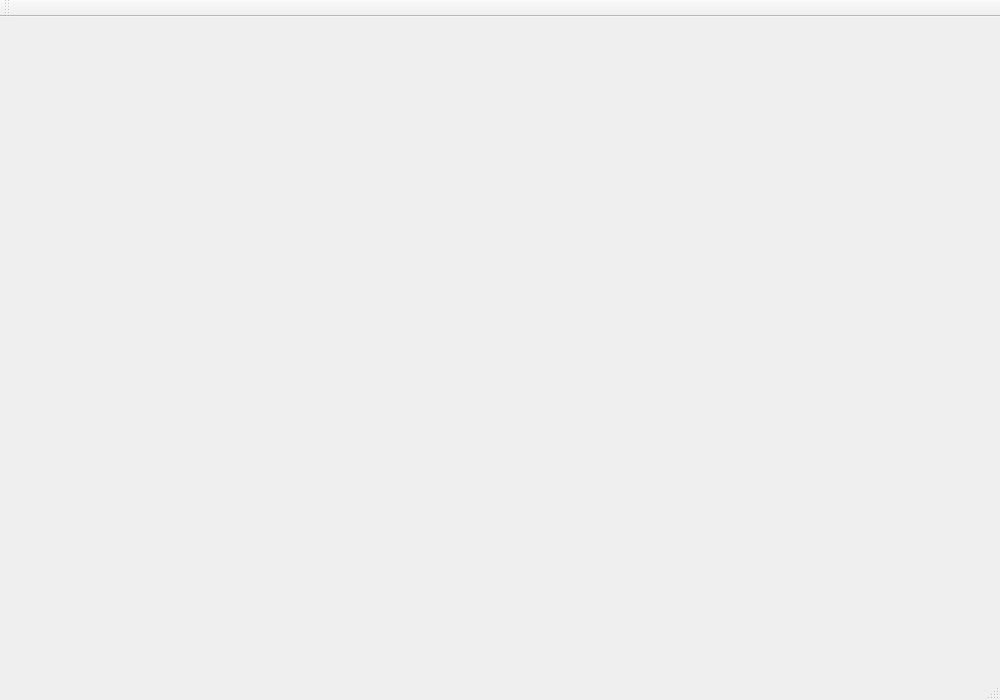
This is mainwindow.ui in ricardoalzamora/automata-basado-en-pila as Qt 5 draws it before an edit. The edited form follows.
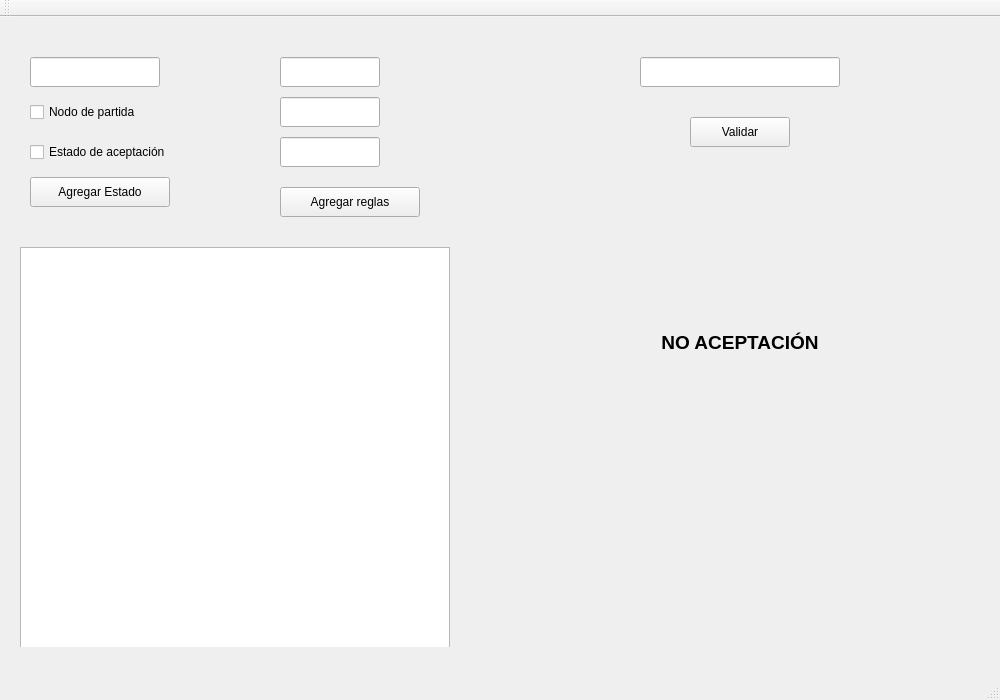
This is the edited form.

Commit message: Se diseña el modelo visual de la ventana del programa, añadiendo formas de entrada del usuario al programa

Patch:
```diff
--- a/mainwindow.ui
+++ b/mainwindow.ui
@@ -25,7 +25,186 @@
   <property name="windowTitle">
    <string>MainWindow</string>
   </property>
-  <widget class="QWidget" name="centralWidget"/>
+  <widget class="QWidget" name="centralWidget">
+   <widget class="QWidget" name="widget_1" native="true">
+    <property name="geometry">
+     <rect>
+      <x>0</x>
+      <y>0</y>
+      <width>500</width>
+      <height>630</height>
+     </rect>
+    </property>
+    <widget class="QPushButton" name="btnAddVertex">
+     <property name="geometry">
+      <rect>
+       <x>30</x>
+       <y>160</y>
+       <width>140</width>
+       <height>30</height>
+      </rect>
+     </property>
+     <property name="text">
+      <string>Agregar Estado</string>
+     </property>
+    </widget>
+    <widget class="QCheckBox" name="checkIsAcceptation">
+     <property name="geometry">
+      <rect>
+       <x>30</x>
+       <y>120</y>
+       <width>180</width>
+       <height>30</height>
+      </rect>
+     </property>
+     <property name="text">
+      <string>Estado de aceptación</string>
+     </property>
+    </widget>
+    <widget class="QCheckBox" name="checkIsStart">
+     <property name="geometry">
+      <rect>
+       <x>30</x>
+       <y>80</y>
+       <width>160</width>
+       <height>30</height>
+      </rect>
+     </property>
+     <property name="text">
+      <string>Nodo de partida</string>
+     </property>
+    </widget>
+    <widget class="QLineEdit" name="lineVertex">
+     <property name="geometry">
+      <rect>
+       <x>30</x>
+       <y>40</y>
+       <width>130</width>
+       <height>30</height>
+      </rect>
+     </property>
+     <property name="styleSheet">
+      <string notr="true">
+</string>
+     </property>
+     <property name="text">
+      <string/>
+     </property>
+    </widget>
+    <widget class="QListView" name="listViewVertex">
+     <property name="geometry">
+      <rect>
+       <x>20</x>
+       <y>230</y>
+       <width>430</width>
+       <height>411</height>
+      </rect>
+     </property>
+    </widget>
+    <widget class="QLineEdit" name="lineRead">
+     <property name="geometry">
+      <rect>
+       <x>280</x>
+       <y>40</y>
+       <width>100</width>
+       <height>30</height>
+      </rect>
+     </property>
+    </widget>
+    <widget class="QLineEdit" name="lineExtract">
+     <property name="geometry">
+      <rect>
+       <x>280</x>
+       <y>80</y>
+       <width>100</width>
+       <height>30</height>
+      </rect>
+     </property>
+    </widget>
+    <widget class="QLineEdit" name="linePutInHeap">
+     <property name="geometry">
+      <rect>
+       <x>280</x>
+       <y>120</y>
+       <width>100</width>
+       <height>30</height>
+      </rect>
+     </property>
+    </widget>
+    <widget class="QPushButton" name="buttonAddRules">
+     <property name="geometry">
+      <rect>
+       <x>280</x>
+       <y>170</y>
+       <width>140</width>
+       <height>30</height>
+      </rect>
+     </property>
+     <property name="text">
+      <string>Agregar reglas</string>
+     </property>
+    </widget>
+   </widget>
+   <widget class="QWidget" name="widget_2" native="true">
+    <property name="geometry">
+     <rect>
+      <x>500</x>
+      <y>0</y>
+      <width>500</width>
+      <height>630</height>
+     </rect>
+    </property>
+    <widget class="QLineEdit" name="lineWords">
+     <property name="geometry">
+      <rect>
+       <x>140</x>
+       <y>40</y>
+       <width>200</width>
+       <height>30</height>
+      </rect>
+     </property>
+    </widget>
+    <widget class="QPushButton" name="buttonValidate">
+     <property name="geometry">
+      <rect>
+       <x>190</x>
+       <y>100</y>
+       <width>100</width>
+       <height>30</height>
+      </rect>
+     </property>
+     <property name="text">
+      <string>Validar</string>
+     </property>
+    </widget>
+    <widget class="QLabel" name="labelMessage">
+     <property name="geometry">
+      <rect>
+       <x>140</x>
+       <y>300</y>
+       <width>200</width>
+       <height>50</height>
+      </rect>
+     </property>
+     <property name="font">
+      <font>
+       <pointsize>14</pointsize>
+       <weight>75</weight>
+       <bold>true</bold>
+      </font>
+     </property>
+     <property name="text">
+      <string>NO ACEPTACIÓN</string>
+     </property>
+     <property name="scaledContents">
+      <bool>false</bool>
+     </property>
+     <property name="alignment">
+      <set>Qt::AlignCenter</set>
+     </property>
+    </widget>
+   </widget>
+  </widget>
   <widget class="QMenuBar" name="menuBar">
    <property name="geometry">
     <rect>
```
The commit also changes 2 other files.
